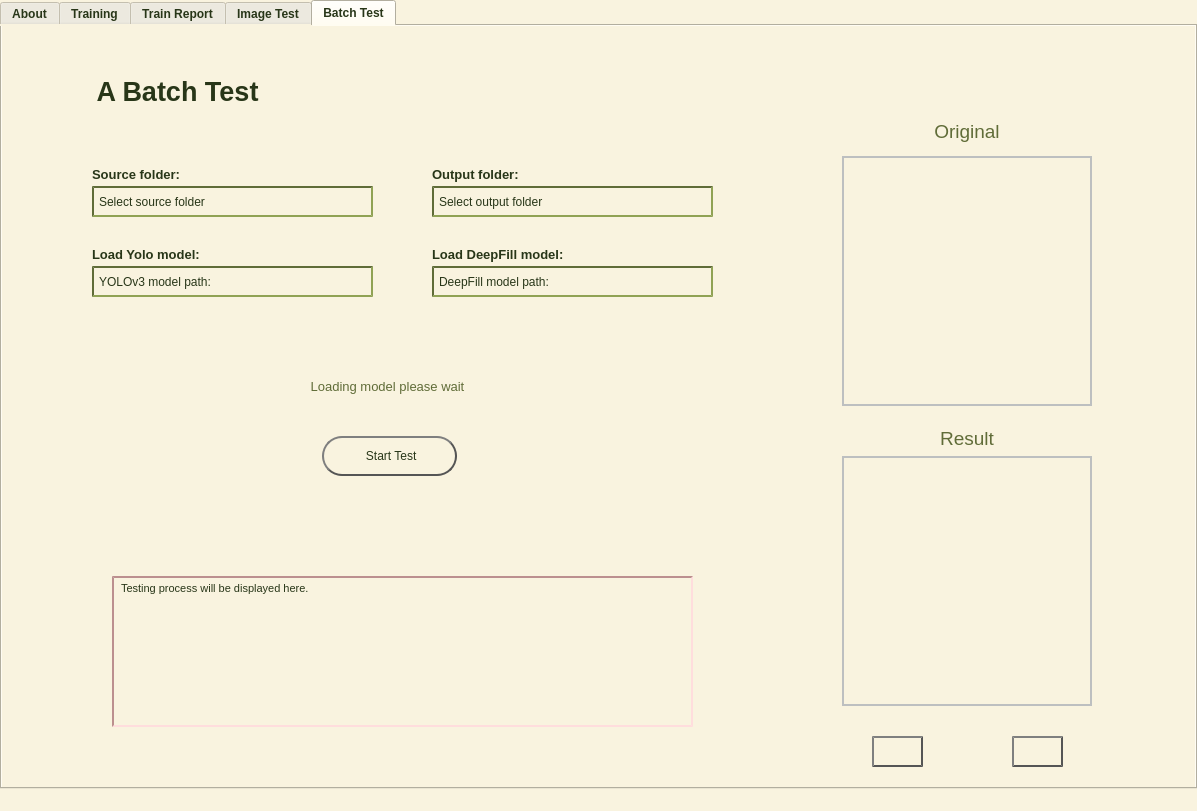
shlomi1074/Camouflage-Final-Project, file GUI/UI/MainScreen.ui: the form before one commit.
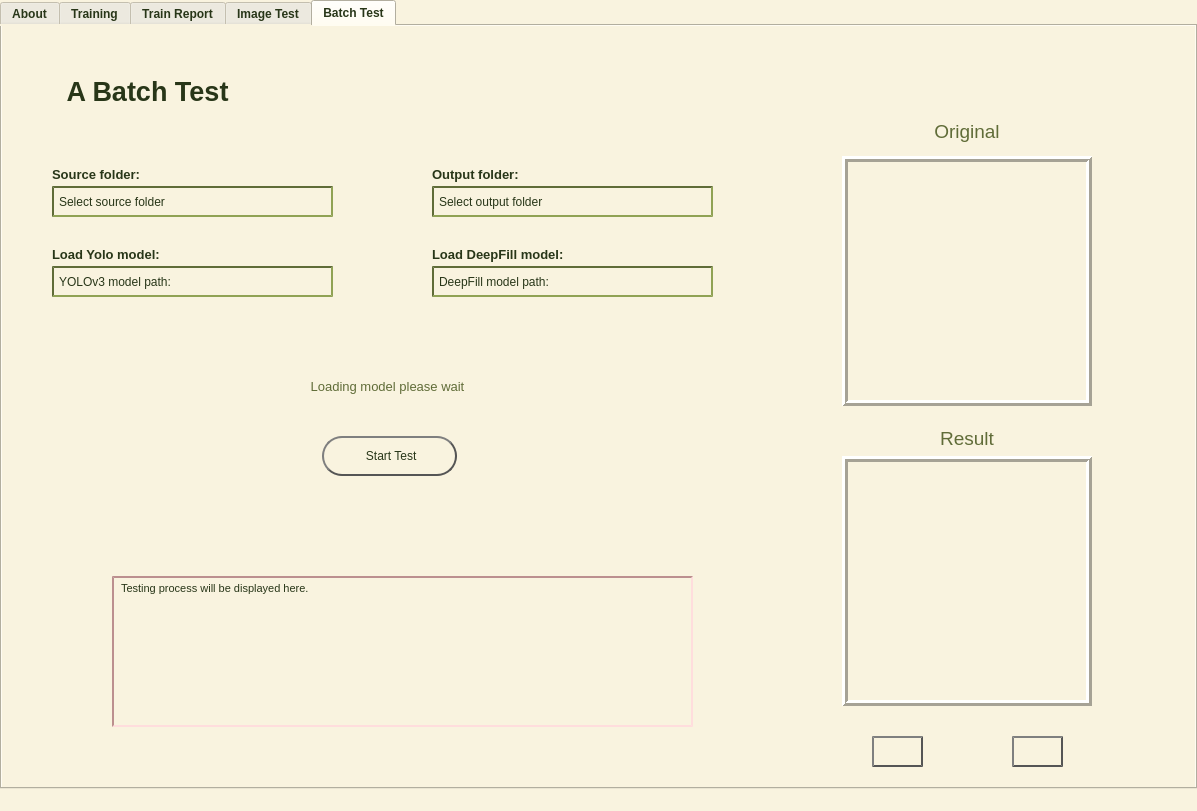
The form after the commit. The open tabs and pages were chosen to show the change. Icons and pictures are not drawn.

What changed in the file:
```diff
--- a/GUI/UI/MainScreen.ui
+++ b/GUI/UI/MainScreen.ui
@@ -2514,7 +2514,7 @@
        <widget class="QLabel" name="label_29">
         <property name="geometry">
          <rect>
-          <x>70</x>
+          <x>40</x>
           <y>50</y>
           <width>211</width>
           <height>31</height>
@@ -2542,7 +2542,7 @@
        <widget class="QLabel" name="label_31">
         <property name="geometry">
          <rect>
-          <x>90</x>
+          <x>50</x>
           <y>140</y>
           <width>121</width>
           <height>16</height>
@@ -2570,7 +2570,7 @@
         </property>
         <property name="geometry">
          <rect>
-          <x>90</x>
+          <x>50</x>
           <y>160</y>
           <width>281</width>
           <height>31</height>
@@ -2593,7 +2593,7 @@
        <widget class="QLabel" name="batchTestSourceFolderButton">
         <property name="geometry">
          <rect>
-          <x>310</x>
+          <x>340</x>
           <y>160</y>
           <width>31</width>
           <height>31</height>
@@ -2621,7 +2621,7 @@
        <widget class="QLabel" name="label_33">
         <property name="geometry">
          <rect>
-          <x>90</x>
+          <x>50</x>
           <y>220</y>
           <width>111</width>
           <height>16</height>
@@ -2649,7 +2649,7 @@
         </property>
         <property name="geometry">
          <rect>
-          <x>90</x>
+          <x>50</x>
           <y>240</y>
           <width>281</width>
           <height>31</height>
@@ -2672,7 +2672,7 @@
        <widget class="QLabel" name="LoadYoloModelBatchTestButton">
         <property name="geometry">
          <rect>
-          <x>310</x>
+          <x>340</x>
           <y>240</y>
           <width>31</width>
           <height>31</height>
@@ -2796,10 +2796,10 @@
          <enum>QFrame::Box</enum>
         </property>
         <property name="frameShadow">
-         <enum>QFrame::Plain</enum>
+         <enum>QFrame::Raised</enum>
         </property>
         <property name="lineWidth">
-         <number>2</number>
+         <number>3</number>
         </property>
         <property name="text">
          <string/>
@@ -2954,7 +2954,7 @@
        <widget class="QLabel" name="batchTestOutputFolderButton">
         <property name="geometry">
          <rect>
-          <x>650</x>
+          <x>720</x>
           <y>160</y>
           <width>31</width>
           <height>31</height>
@@ -3059,7 +3059,7 @@
        <widget class="QLabel" name="LoadDeepfillModelBatchTestButton">
         <property name="geometry">
          <rect>
-          <x>650</x>
+          <x>720</x>
           <y>240</y>
           <width>31</width>
           <height>31</height>
@@ -3112,7 +3112,7 @@
        <widget class="QLabel" name="deepfillModelStatus_2">
         <property name="geometry">
          <rect>
-          <x>720</x>
+          <x>760</x>
           <y>243</y>
           <width>24</width>
           <height>24</height>
@@ -3163,10 +3163,10 @@
          <enum>QFrame::Box</enum>
         </property>
         <property name="frameShadow">
-         <enum>QFrame::Plain</enum>
+         <enum>QFrame::Raised</enum>
         </property>
         <property name="lineWidth">
-         <number>2</number>
+         <number>3</number>
         </property>
         <property name="text">
          <string/>
```
Left out of the diff: 84 changed lines with no effect on the pictures.
